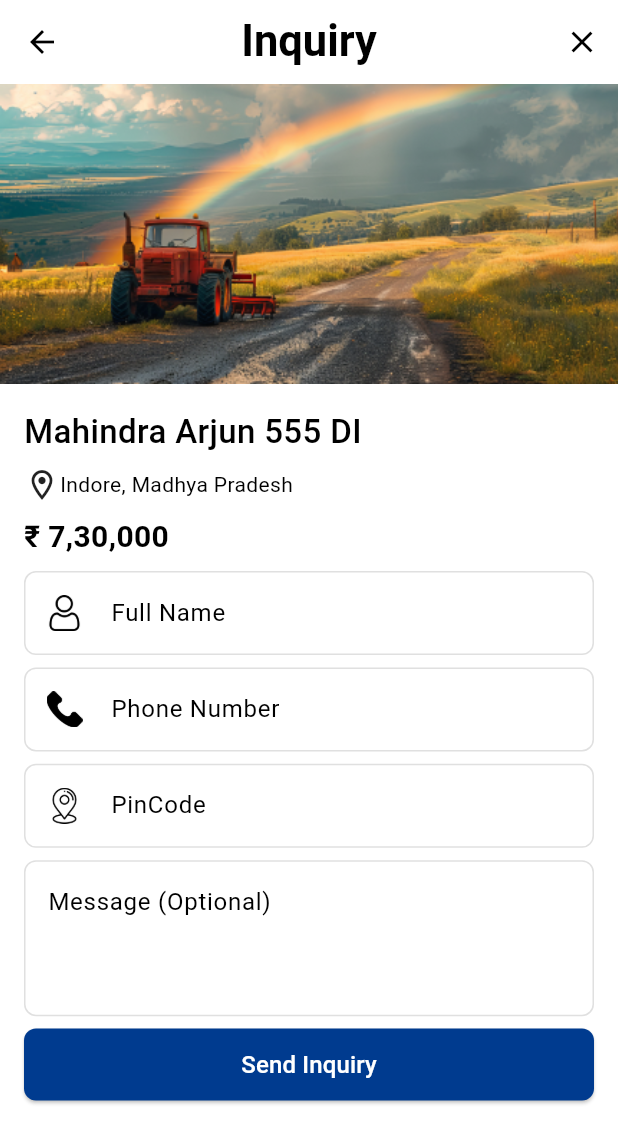
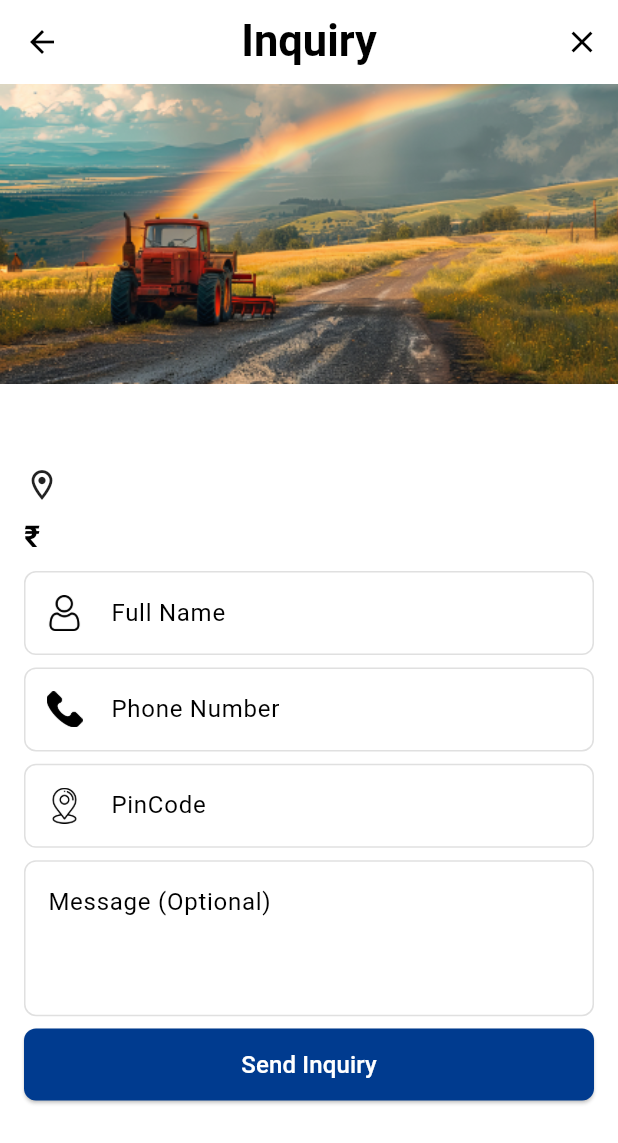
Before and after one commit to piyushsahu436/tractors24, a Flutter app: the CarDetailsPage screen opened directly with empty values, after a tap on "Contact Seller", on a phone screen of 412 x 824 dp. Shown: the top 1143 px of the screen. Run offline on Flutter 3.47's test engine with Material 3 defaults, Android fonts, the phone set to English and light mode, and no system bars; our stand-ins replace carousel_slider, cloud_firestore, csv, curved_navigation_bar, dropdown_search, firebase_auth and 13 more; missing offline and left inert: drop_down_search_field, minio; accounts and stored records are empty; project files that could hold a hidden picture were left out.

Commit message:
changes from yash--

```diff
--- a/lib/screens/DetailsPage.dart
+++ b/lib/screens/DetailsPage.dart
@@ -100,7 +100,14 @@
                   context,
                   MaterialPageRoute(
                       builder: (context) =>
-                       ContactSellerScreen(docid: docId)));
+                          ContactSellerScreen(
+                            docid: docId,
+                            brand: brand,
+                            price: SellPrice,
+                            location:
+                            Address,
+                            model: model,
+                          ),));
             },
             style: ElevatedButton.styleFrom(
               elevation: 0,
--- a/lib/screens/contact_seller.dart
+++ b/lib/screens/contact_seller.dart
@@ -3,8 +3,18 @@
 import 'package:google_fonts/google_fonts.dart';
 
 class ContactSellerScreen extends StatefulWidget {
-  const ContactSellerScreen({super.key, required this.docid});
+  const ContactSellerScreen(
+      {super.key,
+      required this.docid,
+      required this.brand,
+      required this.model,
+      required this.price,
+      required this.location});
   final String docid;
+  final String brand;
+  final String model;
+  final String price;
+  final String location;
 
   @override
   State<ContactSellerScreen> createState() => _ContactSellerScreenState();
@@ -33,7 +43,7 @@
         'PinCode': _pincodecontactsellerController.text.trim(),
         'status': "pending",
         'timestamp': FieldValue.serverTimestamp(),
-        'tractorid': widget.docid// Optional for sorting
+        'tractorid': widget.docid // Optional for sorting
       });
 
       // Clear input fields
@@ -93,7 +103,7 @@
                 crossAxisAlignment: CrossAxisAlignment.start,
                 children: [
                   Text(
-                    'Mahindra Arjun 555 DI',
+                    '${widget.brand} ${widget.model}',
                     style: GoogleFonts.roboto(
                       fontSize: 22,
                       fontWeight: FontWeight.w500,
@@ -107,7 +117,7 @@
                       ),
                       SizedBox(height: size.height * 0.01),
                       Text(
-                        'Indore, Madhya Pradesh',
+                        widget.location,
                         style: GoogleFonts.roboto(
                             fontSize: 14, fontWeight: FontWeight.w400),
                       ),
@@ -115,7 +125,7 @@
                   ),
                   SizedBox(height: size.height * 0.01),
                   Text(
-                    '₹ 7,30,000',
+                    "₹${widget.price}",
                     style: GoogleFonts.roboto(
                       fontSize: 20,
                       fontWeight: FontWeight.w700,
@@ -217,7 +227,7 @@
                     width: double.infinity,
                     height: 48,
                     child: ElevatedButton(
-                      onPressed:() => addEnquiry(context),
+                      onPressed: () => addEnquiry(context),
                       style: ElevatedButton.styleFrom(
                         backgroundColor: const Color(0xFF003B8F),
                         shape: RoundedRectangleBorder(
```
Also changed, not shown: lib/screens/AllItems.dart (+8 -1 lines), lib/screens/Grids/GridViewList.dart (+70 -35 lines), lib/screens/recommedWidget.dart (+8 -1 lines).
